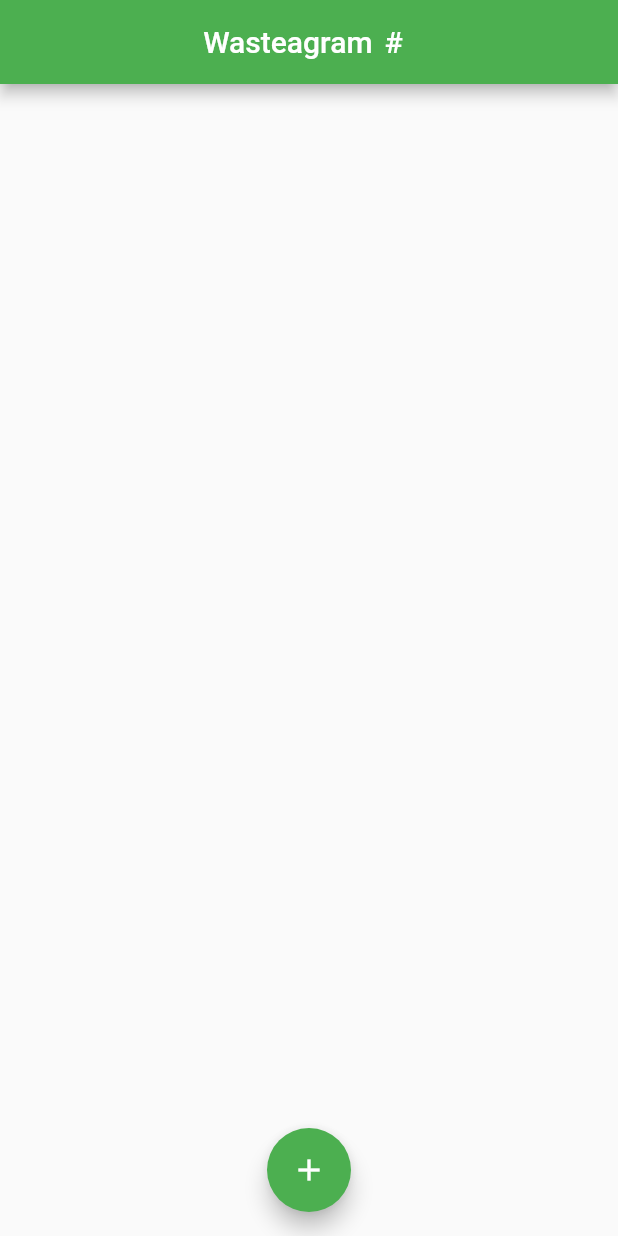
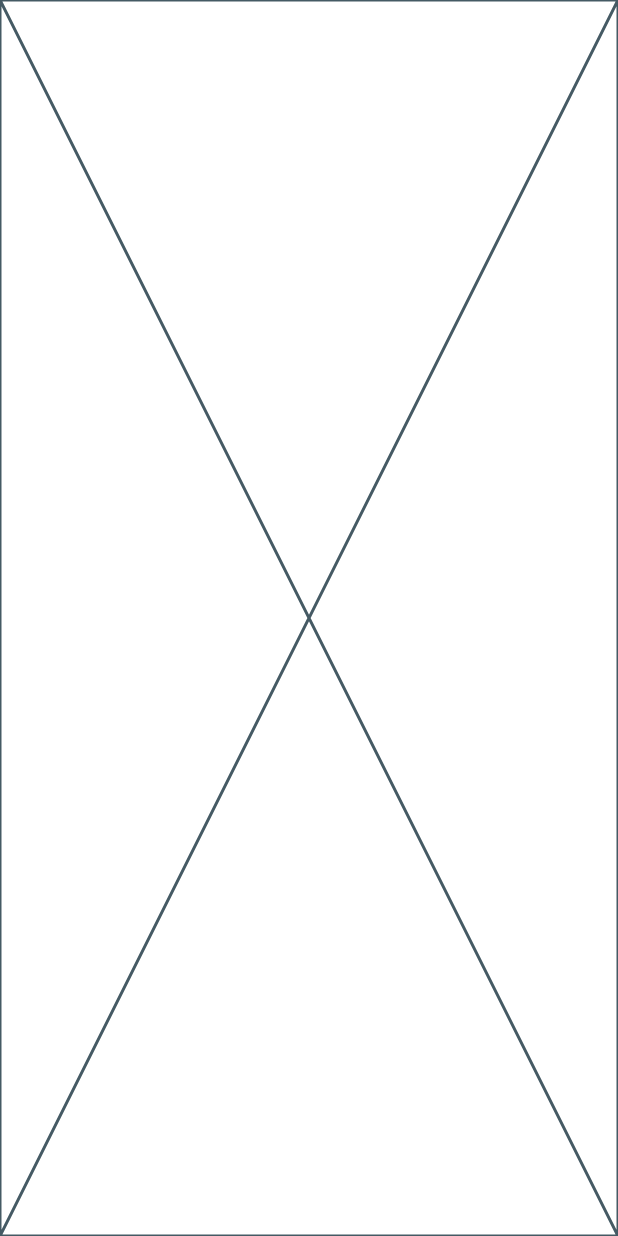
Before and after one commit to c-gasiciel/wasteagram, a Flutter app: the screen it shows after launch, after a tap on the "add" icon, on a phone screen of 412 x 824 dp. Run offline on Flutter 3.47's test engine with Material 2 defaults, Android fonts, the phone set to English and light mode, and no system bars; our stand-ins replace cloud_firestore, location; accounts and stored records are empty.

Commit message:
Added FAB navigation

```diff
--- a/lib/screens/list_screen.dart
+++ b/lib/screens/list_screen.dart
@@ -1,6 +1,7 @@
 import 'package:flutter/material.dart';
 import 'package:cloud_firestore/cloud_firestore.dart';
 import 'package:path/path.dart' as Path;
+import 'new_post_screen.dart';
 
 
 class ListScreen extends StatefulWidget {
@@ -26,7 +27,7 @@ Widget listScaffold(BuildContext context){
     body: generateScreen(context),
     floatingActionButton: FloatingActionButton(
       child: Icon(Icons.add),
-      onPressed: () {}
+      onPressed: () { pushNewPost(context); }
     ),
     floatingActionButtonLocation: FloatingActionButtonLocation.centerFloat
   );
@@ -75,3 +76,8 @@ Widget generateScreen(BuildContext context){
     );
 
 }
+
+
+void pushNewPost(BuildContext context){
+  Navigator.of(context).pushNamed(NewPostScreen.routeName);
+}
--- a/lib/screens/new_post_screen.dart
+++ b/lib/screens/new_post_screen.dart
@@ -10,8 +10,7 @@ class _NewPostScreenState extends State<NewPostScreen> {
 
   @override
   Widget build(BuildContext context) {
-    return Container(
-
+    return Placeholder(
     );
   }
 }
```
